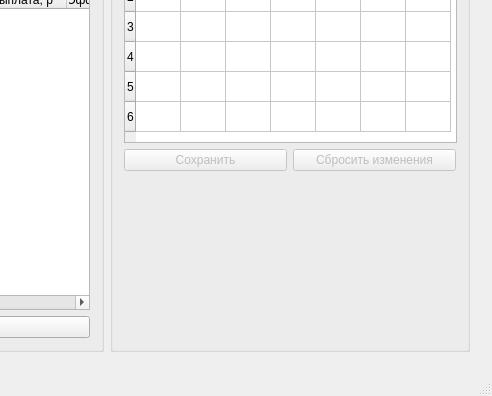
Above: SalaryCount/SalaryCount/salarycount.ui from artemkurylev/mdkp before the change; both pictures show x 240 to 732 and y 156 to 552 of the 732 by 552 pixel window. Below: the same form after it.
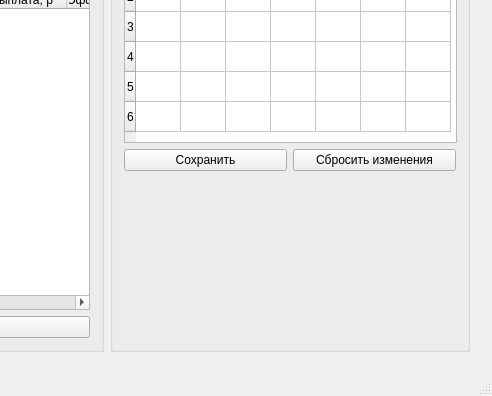
That is the form after the change. Icons and pictures are not drawn.

Commit message: Добавлен переход для сохранения обновленных данных в табеле(пока не сохраняются)

```diff
--- a/SalaryCount/SalaryCount/salarycount.ui
+++ b/SalaryCount/SalaryCount/salarycount.ui
@@ -342,7 +342,7 @@
              <item>
               <widget class="QPushButton" name="pushButton_13">
                <property name="enabled">
-                <bool>false</bool>
+                <bool>true</bool>
                </property>
                <property name="text">
                 <string>Сохранить</string>
@@ -352,7 +352,7 @@
              <item>
               <widget class="QPushButton" name="pushButton_14">
                <property name="enabled">
-                <bool>false</bool>
+                <bool>true</bool>
                </property>
                <property name="text">
                 <string>Сбросить изменения</string>
```
Left out of the diff: 2 changed lines with no effect on the pictures. The commit also changes 2 other files.
